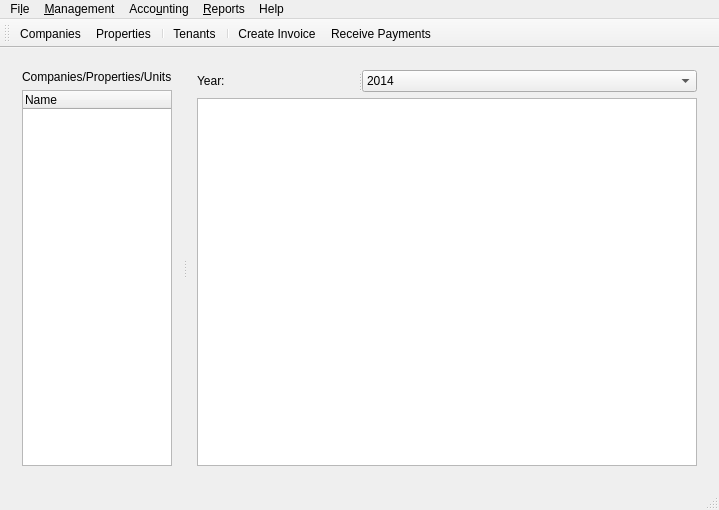
jayjay-w/rentman, file rentmanager/rentmanagermainwindow.ui: the form before one commit.
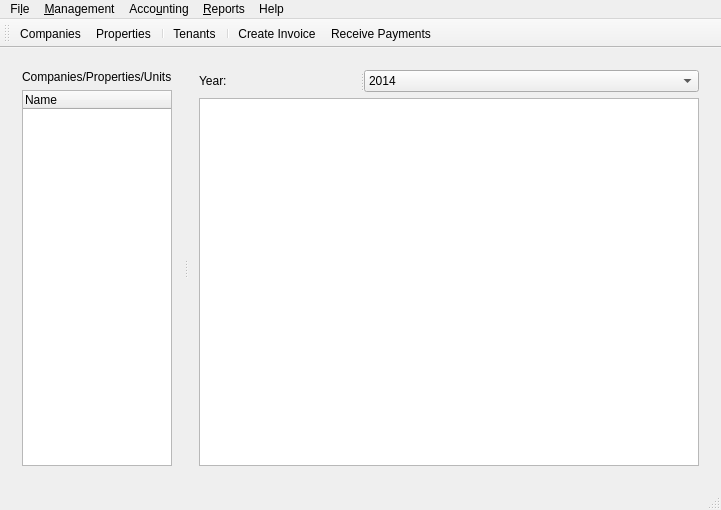
The form after the commit. Icons and pictures are not drawn.

Commit message: Fix error in multi invoice dialog

The edit to the form file:
```diff
--- a/rentmanager/rentmanagermainwindow.ui
+++ b/rentmanager/rentmanagermainwindow.ui
@@ -31,7 +31,7 @@
        <bool>false</bool>
       </property>
       <property name="handleWidth">
-       <number>3</number>
+       <number>5</number>
       </property>
       <widget class="QWidget" name="layoutWidget">
        <layout class="QVBoxLayout" name="verticalLayout">
```
Left out of the diff: 2 changed lines with no effect on the pictures. The commit also changes 2 other files.
